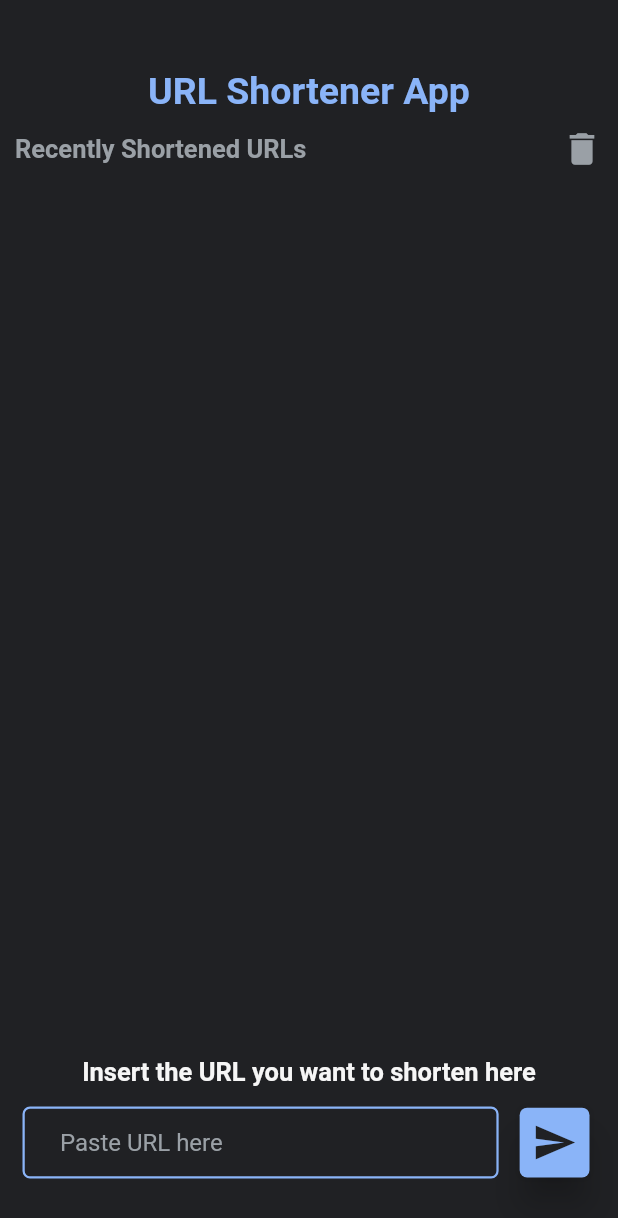
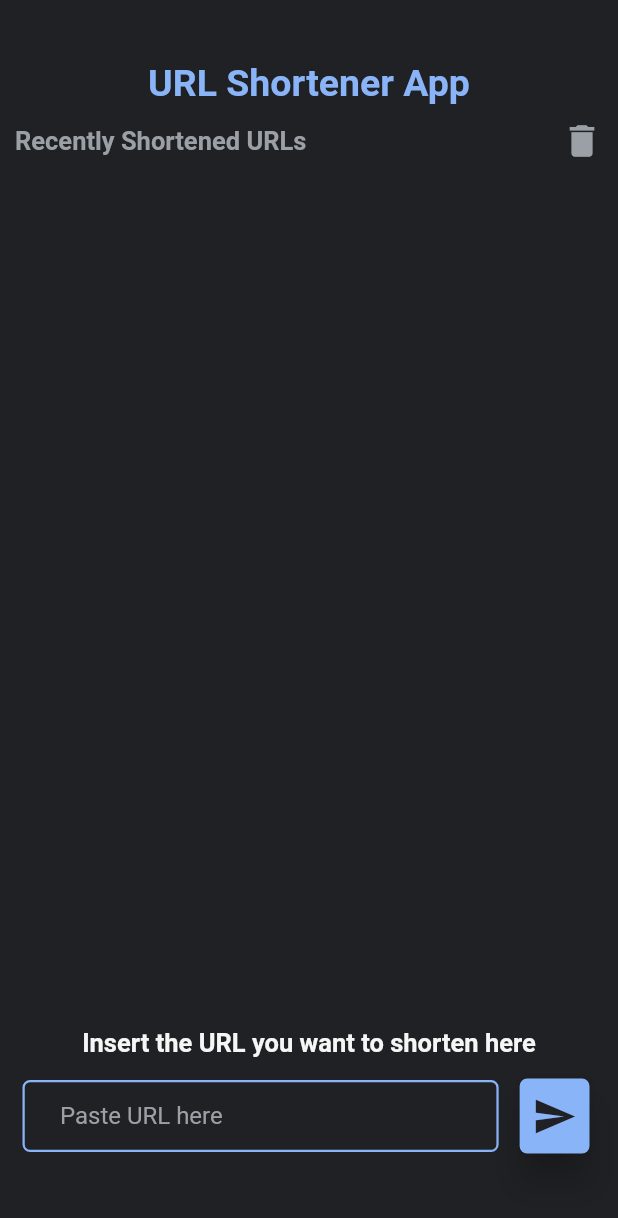
Before and after one commit to benjaavro/url_shortener, a Flutter app: the screen it shows after launch, on a phone screen of 412 x 824 dp. Shown: the top 1218 px of the screen. Run offline on Flutter 3.47's test engine with Material 2 defaults, Android fonts, the phone set to English and light mode, and no system bars; our stand-ins replace google_fonts.

Commit message:
URL Shortener Tool UI Testing

```diff
--- a/url_shortener/lib/core/common_widgets/buttons/filled_icon_button.dart
+++ b/url_shortener/lib/core/common_widgets/buttons/filled_icon_button.dart
@@ -19,9 +19,8 @@ class FilledIconButton extends StatelessWidget {
 
   @override
   Widget build(BuildContext context) {
-    return AspectRatio(
-      aspectRatio: 1,
-      child: SizedBox(
+    return SizedBox(
+      height: 50,
       child: ElevatedButton(
         onPressed: () {
           function();
@@ -43,7 +42,6 @@ class FilledIconButton extends StatelessWidget {
           ),
         ),
       ),
-      ),
     );
   }
 }
--- a/url_shortener/lib/features/main/home/ui/home_screen.dart
+++ b/url_shortener/lib/features/main/home/ui/home_screen.dart
@@ -37,7 +37,7 @@ class _HomeScreenState extends State<HomeScreen> {
 
           // URLs SHORTENER TOOL
           Expanded(
-            flex: 3,
+            flex: 4,
             child: URLShortenerToolSection(),
           ),
         ],
--- a/url_shortener/lib/features/main/home/ui/sections/url_shortener_tool_section.dart
+++ b/url_shortener/lib/features/main/home/ui/sections/url_shortener_tool_section.dart
@@ -37,7 +37,8 @@ class _URLShortenerToolSectionState extends State<URLShortenerToolSection> {
     return SizedBox(
       width: double.infinity,
       child: Column(
-        mainAxisAlignment: MainAxisAlignment.end,
+        mainAxisAlignment: MainAxisAlignment.start,
+        mainAxisSize: MainAxisSize.max,
         children: [
           // URL SHORTEN HINT SUBTITLE
           Row(
@@ -55,9 +56,12 @@ class _URLShortenerToolSectionState extends State<URLShortenerToolSection> {
                             color: BrandColors.lightGrey,
                           ),
                         )
-                      : const SubtitleText(
+                      : const Padding(
+                          padding: EdgeInsets.only(top: 18.0),
+                          child: SubtitleText(
                             text: AppStrings.shortenHintSubtitle,
                             color: BrandColors.white,
+                          ),
                         );
                 },
               ),
@@ -89,6 +93,7 @@ class _URLShortenerToolSectionState extends State<URLShortenerToolSection> {
                 // URL REQUEST BUTTON
                 Expanded(
                   flex: 2,
+                  child: SizedBox(
                     child: Padding(
                       padding: const EdgeInsets.all(4.0),
                       child: FilledIconButton(
@@ -105,14 +110,10 @@ class _URLShortenerToolSectionState extends State<URLShortenerToolSection> {
                       ),
                     ),
                   ),
+                ),
               ],
             ),
           ),
-
-          // UI HELPER FOR iOS MENU BUTTON
-          const SizedBox(
-            height: 25,
-          )
         ],
       ),
     );
--- a/url_shortener/lib/main.dart
+++ b/url_shortener/lib/main.dart
@@ -22,7 +22,8 @@ class MyApp extends StatelessWidget {
         ChangeNotifierProvider<URLsListProvider>(create: (_) => URLsListProvider()),
         ChangeNotifierProvider<URLFormProvider>(create: (_) => URLFormProvider()),
       ],
-      child: const MaterialApp(
+      builder: (context, child) {
+        return const MaterialApp(
           title: AppStrings.appTitle,
           debugShowCheckedModeBanner: false,
           // Call to generateRoute method where routes are stored
@@ -30,9 +31,9 @@ class MyApp extends StatelessWidget {
 
           // For development purposes you can change initial route to be your current working screen
           // Remember to set back to "homeRoute" when finished.
-        // TODO Set Initial Route to: homeRoute
           initialRoute: homeRoute,
-      ),
+        );
+      },
     );
   }
 }
```
Also changed, not shown: 1 other file. Lines whose indentation alone changed are shown as unchanged.
